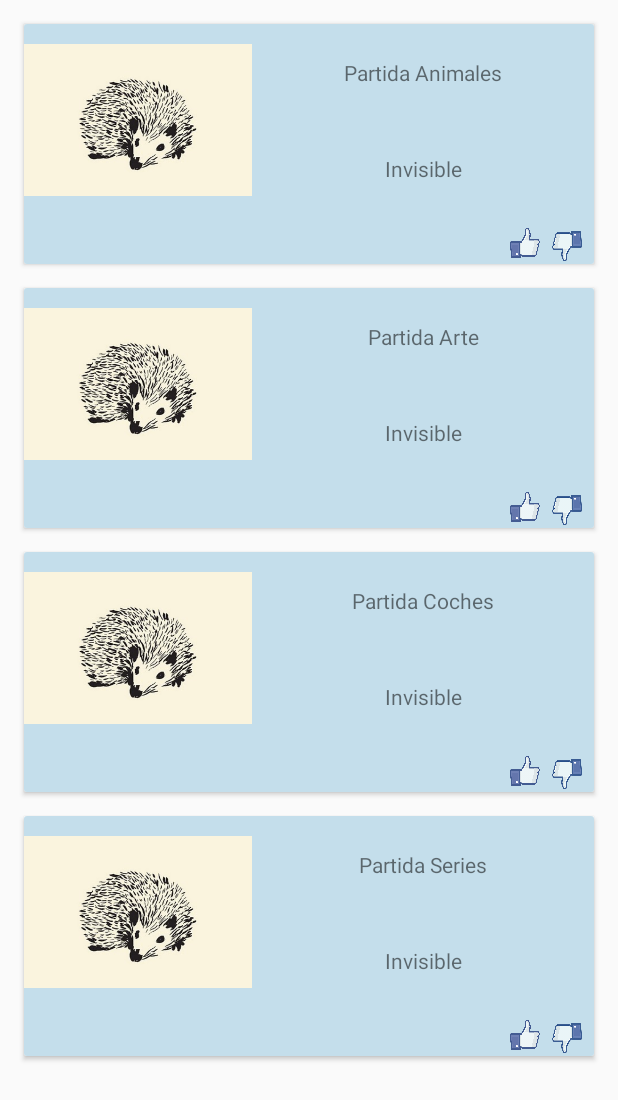
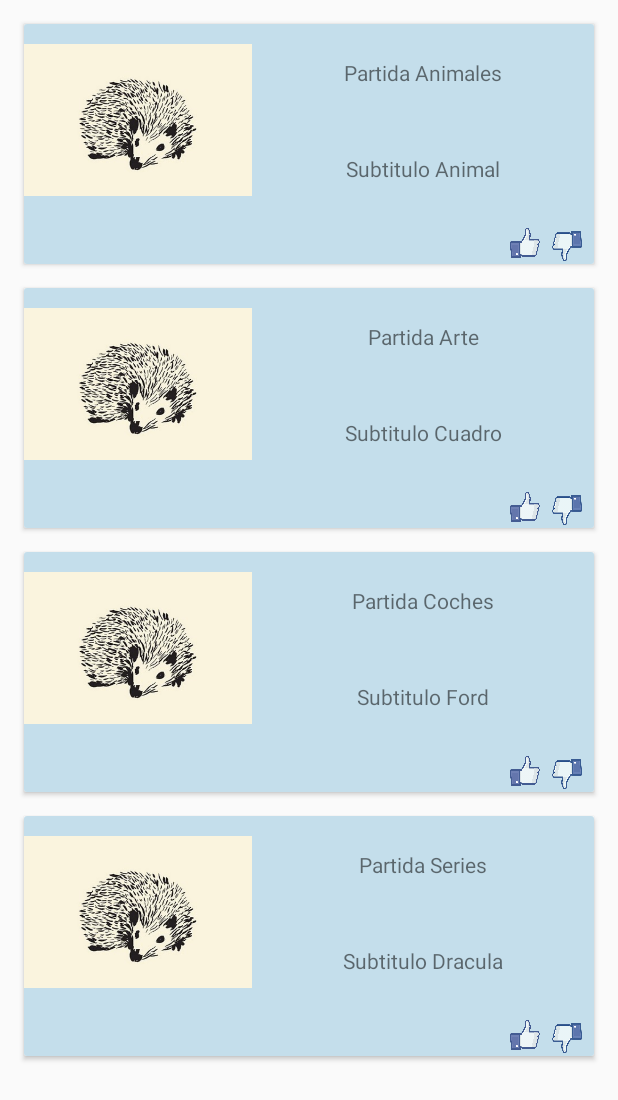
Before and after one commit to mischievousmint/RecycleCard, an Android app: the PlayActivity screen opened directly, with no data from a screen before it, on a phone screen of 412 x 824 dp. Shown: the top 1100 px of the screen. Run offline under Robolectric (Android 15) with nearby library versions, the phone set to English and light mode, and no system bars.

Commit message:
con subtítulos

```diff
--- a/app/src/main/java/es/popapps/trivisk/GamesAdapter.java
+++ b/app/src/main/java/es/popapps/trivisk/GamesAdapter.java
@@ -27,6 +27,8 @@ public class GamesAdapter extends RecyclerView.Adapter<GamesAdapter.MyGameRow> {
     public void onBindViewHolder(MyGameRow holder, int position) {  // Pinta celda
         String incomingTitle = userModelList.get(position).getGameName();  // Obtengo el String que quiero pintar en la celda
         holder.name.setText(incomingTitle);
+        String incomingSubtitle = userModelList.get(position).getGameSubtitle();
+        holder.subtitle.setText(incomingSubtitle);
     }
 
     @Override
@@ -36,11 +38,14 @@ public class GamesAdapter extends RecyclerView.Adapter<GamesAdapter.MyGameRow> {
 
     static class MyGameRow extends RecyclerView.ViewHolder {  // Crea mi vista celda, la cual tiene un TextView
         private TextView name;
+        private TextView subtitle;
 
         MyGameRow(View v) {
             super(v);
-            name = v.findViewById(R.id.tvTitle);
+            name = v.findViewById(R.id.tvTitle);;
+            subtitle = v.findViewById(R.id.tvSubtitle);
         }
+
     }
 
 }
--- a/app/src/main/java/es/popapps/trivisk/GamesModel.java
+++ b/app/src/main/java/es/popapps/trivisk/GamesModel.java
@@ -3,6 +3,9 @@ package es.popapps.trivisk;
 public class GamesModel {
 
     private String gameName;
+    private String gameSubtitle;
+    private int    gameImg;
+
 
     public String getGameName(){
         return gameName;
@@ -11,4 +14,21 @@ public class GamesModel {
     public void setGameName(String name){
         gameName = name;
     }
+
+    public String getGameSubtitle() {
+        return gameSubtitle;
+    }
+
+    public void setGameSubtitle(String gameSubtitle) {
+        this.gameSubtitle = gameSubtitle;
+    }
+
+    public int getGameImg() {
+        return gameImg;
+    }
+
+    public void setGameImg(int gameImg) {
+        this.gameImg = gameImg;
+    }
+
 }
--- a/app/src/main/java/es/popapps/trivisk/PlayActivity.java
+++ b/app/src/main/java/es/popapps/trivisk/PlayActivity.java
@@ -33,15 +33,23 @@ public class PlayActivity extends AppCompatActivity {
     private List<GamesModel> getData(){
         GamesModel game1 = new GamesModel();
         game1.setGameName("Partida Animales");
+        game1.setGameSubtitle("Subtitulo Animal");
+        game1.setGameImg(R.id.imgFilm);
 
         GamesModel game2 = new GamesModel();
         game2.setGameName("Partida Arte");
+        game2.setGameSubtitle("Subtitulo Cuadro");
+        game2.setGameImg(R.id.imgFilm);
 
         GamesModel game3 = new GamesModel();
         game3.setGameName("Partida Coches");
+        game3.setGameSubtitle("Subtitulo Ford");
+        game3.setGameImg(R.id.imgFilm);
 
         GamesModel game4 = new GamesModel();
         game4.setGameName("Partida Series");
+        game4.setGameSubtitle("Subtitulo Dracula");
+        game4.setGameImg(R.id.imgFilm);
 
         List<GamesModel> listaPartidas = new ArrayList<>();
         listaPartidas.add(game1);
--- a/app/src/main/res/layout/game_list_row.xml
+++ b/app/src/main/res/layout/game_list_row.xml
@@ -98,7 +98,7 @@
                 app:layout_constraintGuide_percent="0.4" />
 
             <TextView
-                android:id="@+id/Subtitle"
+                android:id="@+id/tvSubtitle"
                 android:layout_width="wrap_content"
                 android:layout_height="wrap_content"
                 android:layout_marginStart="8dp"
```
